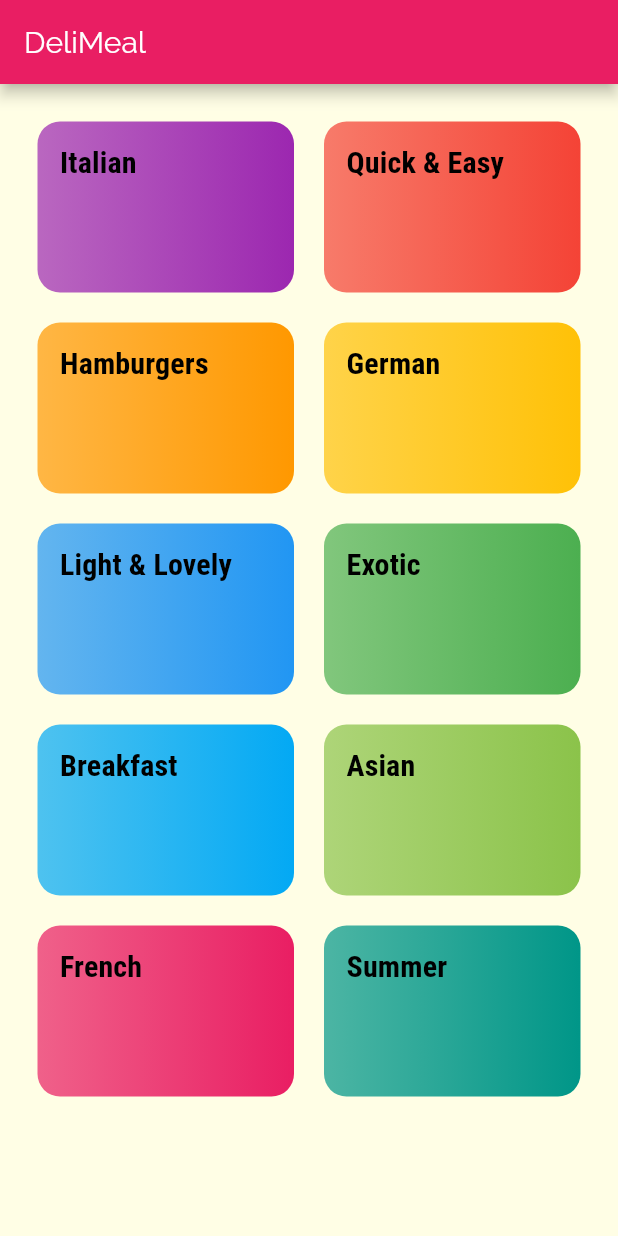
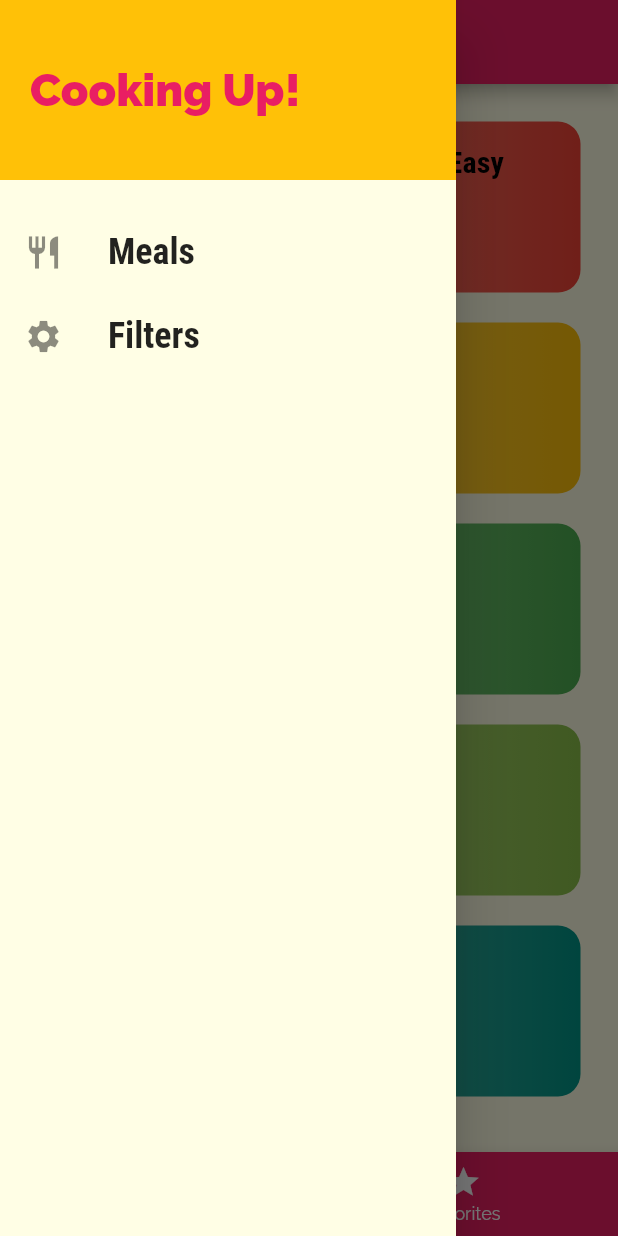
Before and after one commit to ramagrawal2001/meals_flutter_app, a Flutter app: the screen it shows after launch, with the side drawer open (before the commit the screen has no drawer), on a phone screen of 412 x 824 dp. Run offline on Flutter 3.47's test engine with Material 2 defaults, Android fonts, the phone set to English and light mode, and no system bars.

```diff
--- a/lib/main.dart
+++ b/lib/main.dart
@@ -1,12 +1,72 @@
 import 'package:flutter/material.dart';
 
+import './models/meal.dart';
+import './dummy_data.dart';
+import './screens/filters_screen.dart';
+import './screens/tabs_screen.dart';
 import './screens/category_meals_screen.dart';
-import './screens/categories_screen.dart';
 import './screens/meal_detail_screen.dart';
 
 void main() => runApp(MyApp());
 
-class MyApp extends StatelessWidget {
+class MyApp extends StatefulWidget {
+  @override
+  State<MyApp> createState() => _MyAppState();
+}
+
+class _MyAppState extends State<MyApp> {
+  Map<String, bool> _filters = {
+    'gluten': false,
+    'lactose': false,
+    'vegan': false,
+    'vegetarian': false,
+  };
+
+  List<Meal> _availableMeals = DUMMY_MEALS;
+  List<Meal> _fevoriteMeals = [];
+
+  void _setFilters(Map<String, bool> filterData) {
+    setState(() {
+      _filters = filterData;
+
+      _availableMeals = DUMMY_MEALS.where((meal) {
+        if (_filters['gluten'] && !meal.isGlutenFree) {
+          return false;
+        }
+        if (_filters['lactose'] && !meal.isLactoseFree) {
+          return false;
+        }
+        if (_filters['vegan'] && !meal.isVegan) {
+          return false;
+        }
+        if (_filters['vegetarian'] && !meal.isVegetarian) {
+          return false;
+        }
+        return true;
+      }).toList();
+    });
+  }
+
+  void _toggleFevorite(String mealId) {
+    final existingIndex =
+        _fevoriteMeals.indexWhere((meal) => meal.id == mealId);
+    if (existingIndex >= 0) {
+      setState(() {
+        _fevoriteMeals.removeAt(existingIndex);
+      });
+    } else {
+      setState(() {
+        _fevoriteMeals.add(
+          DUMMY_MEALS.firstWhere((meal) => meal.id == mealId),
+        );
+      });
+    }
+  }
+
+  bool isMealFevourite(String id) {
+    return _fevoriteMeals.any((meal) => meal.id == id);
+  }
+
   @override
   Widget build(BuildContext context) {
     return MaterialApp(
@@ -30,10 +90,14 @@ class MyApp extends StatelessWidget {
           ),
         ),
       ),
-      home: CategoriesScreen(),
       routes: {
-        CategoryMealsScreen.routeName: ((context) => CategoryMealsScreen()),
-        MealDetailScreen.routeName:(context) => MealDetailScreen(),
+        '/': (context) => TabsScreen(_fevoriteMeals),
+        CategoryMealsScreen.routeName: ((context) =>
+            CategoryMealsScreen(_availableMeals)),
+        MealDetailScreen.routeName: (context) =>
+            MealDetailScreen(_toggleFevorite, isMealFevourite),
+        FiltersScreen.routeName: ((context) =>
+            FiltersScreen(_filters, _setFilters)),
       },
     );
   }
--- a/lib/screens/categories_screen.dart
+++ b/lib/screens/categories_screen.dart
@@ -6,11 +6,7 @@ import '../dummy_data.dart';
 class CategoriesScreen extends StatelessWidget {
   @override
   Widget build(BuildContext context) {
-    return Scaffold(
-      appBar: AppBar(
-        title: const Text('DeliMeal'),
-      ),
-      body: GridView(
+    return GridView(
       padding: const EdgeInsets.all(25),
       children: DUMMY_CATEGORIES
           .map(
@@ -27,7 +23,6 @@ class CategoriesScreen extends StatelessWidget {
         crossAxisSpacing: 20,
         mainAxisSpacing: 20,
       ),
-      ),
     );
   }
 }
--- /dev/null
+++ b/lib/screens/tabs_screen.dart
@@ -0,0 +1,68 @@
+import 'package:flutter/material.dart';
+import '../models/meal.dart';
+import '../widgets/main_drawer.dart';
+import './fevorites_screen.dart';
+import './categories_screen.dart';
+
+class TabsScreen extends StatefulWidget {
+  final List<Meal> fevouriteMeals;
+
+  TabsScreen(this.fevouriteMeals);
+
+  @override
+  State<TabsScreen> createState() => _TabsScreenState();
+}
+
+class _TabsScreenState extends State<TabsScreen> {
+  List<Widget> _pages;
+  final List<Widget> _titles = [
+    Text('Categories'),
+    Text('Your Favorite'),
+  ];
+  int _selectedPageIndex = 0;
+  void _selectPage(int index) {
+    setState(() {
+      _selectedPageIndex = index;
+    });
+  }
+
+  @override
+  void initState() {
+    _pages = [
+      CategoriesScreen(),
+      Fevoritescreen(widget.fevouriteMeals),
+    ];
+    super.initState();
+  }
+
+  @override
+  Widget build(BuildContext context) {
+    return Scaffold(
+      appBar: AppBar(
+        title: _titles[_selectedPageIndex],
+      ),
+      drawer: MainDrawer(),
+      body: _pages[_selectedPageIndex],
+      bottomNavigationBar: BottomNavigationBar(
+        onTap: _selectPage,
+        backgroundColor: Colors.pink,
+        unselectedItemColor: Colors.white,
+        selectedItemColor: Theme.of(context).colorScheme.secondary,
+        currentIndex: _selectedPageIndex,
+        //type: BottomNavigationBarType.shifting,
+        items: [
+          BottomNavigationBarItem(
+            backgroundColor: Colors.pink,
+            icon: Icon(Icons.category),
+            label: 'Categories',
+          ),
+          BottomNavigationBarItem(
+            backgroundColor: Colors.pink,
+            icon: Icon(Icons.star),
+            label: 'Favorites',
+          ),
+        ],
+      ),
+    );
+  }
+}
--- /dev/null
+++ b/lib/widgets/main_drawer.dart
@@ -0,0 +1,64 @@
+import 'package:flutter/material.dart';
+import '../screens/filters_screen.dart';
+
+class MainDrawer extends StatelessWidget {
+  Widget buildListTile(String title, IconData icon, Function tapHandler) {
+    return ListTile(
+      leading: Icon(
+        icon,
+        size: 26,
+      ),
+      title: Text(
+        title,
+        style: TextStyle(
+            fontFamily: 'RobotoCondensed',
+            fontSize: 24,
+            fontWeight: FontWeight.bold),
+      ),
+      onTap: tapHandler,
+    );
+  }
+
+  @override
+  Widget build(BuildContext context) {
+    return Drawer(
+      child: Column(
+        children: [
+          Container(
+            height: 120,
+            width: double.infinity,
+            padding: EdgeInsets.all(20),
+            alignment: Alignment.centerLeft,
+            color: Theme.of(context).colorScheme.secondary,
+            child: Text(
+              'Cooking Up!',
+              style: TextStyle(
+                fontWeight: FontWeight.w900,
+                fontSize: 30,
+                color: Colors.pink,
+              ),
+            ),
+          ),
+          SizedBox(
+            height: 20,
+          ),
+          buildListTile(
+            'Meals',
+            Icons.restaurant,
+            () {
+              Navigator.of(context).pushReplacementNamed('/');
+            },
+          ),
+          buildListTile(
+            'Filters',
+            Icons.settings,
+            () {
+              Navigator.of(context)
+                  .pushReplacementNamed(FiltersScreen.routeName);
+            },
+          ),
+        ],
+      ),
+    );
+  }
+}
```
Also changed, not shown: lib/screens/category_meals_screen.dart (+44 -19 lines), lib/screens/fevorites_screen.dart (added, +33 -0 lines), lib/screens/filters_screen.dart (added, +128 -0 lines), lib/screens/meal_detail_screen.dart (+11 -0 lines). Lines whose indentation alone changed are shown as unchanged.
